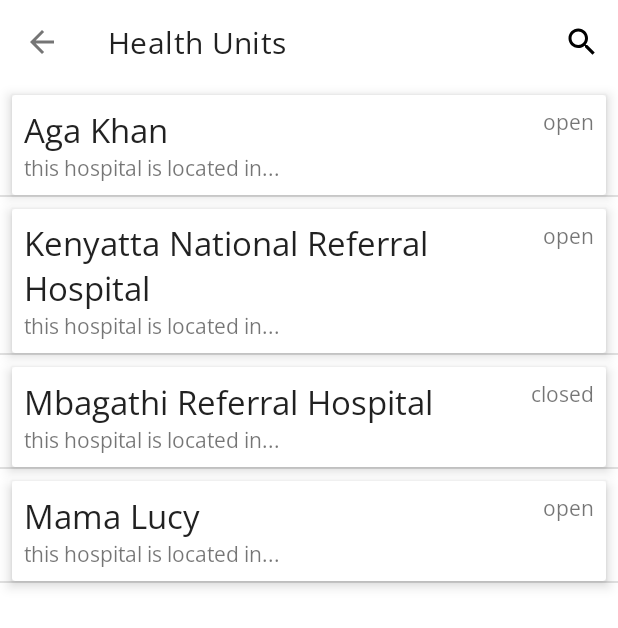
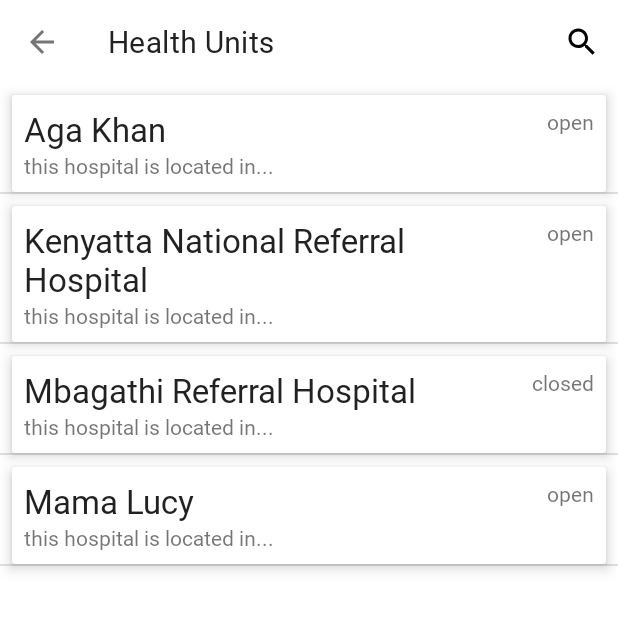
Before and after one commit to opensource254/covidapp, an Android app: the HealthUnitsActivity screen opened directly, with no data from a screen before it, on a phone screen of 412 x 824 dp. Shown: the top 628 px of the screen. Run offline under Robolectric (Android 15) with nearby library versions, the phone set to English and light mode, and no system bars; network calls fail; Roboto replaces fonts that are not available here.

Commit message:
fixed build error

```diff
--- a/app/src/main/res/values/styles.xml
+++ b/app/src/main/res/values/styles.xml
@@ -3,7 +3,7 @@
     <!-- Base application theme. -->
     <style name="AppTheme" parent="Theme.MaterialComponents.Light.NoActionBar">
         <!-- Customize your theme here. -->
-        <item name="android:fontFamily">@font/open_sans</item>
+        <item name="android:fontFamily">@font/rubik</item>
         <item name="colorPrimary">@color/colorPrimary</item>
         <item name="colorPrimaryDark">@color/colorPrimaryDark</item>
         <item name="colorAccent">@color/colorAccent</item>
```
